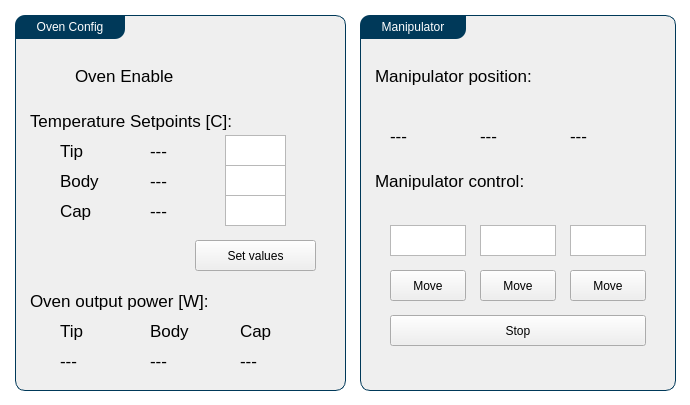
This is Utils/ursapqConsoleResources/sample.ui in pnjun/UrsaPQ-Manager as Qt 5 draws it before an edit. The edited form follows.
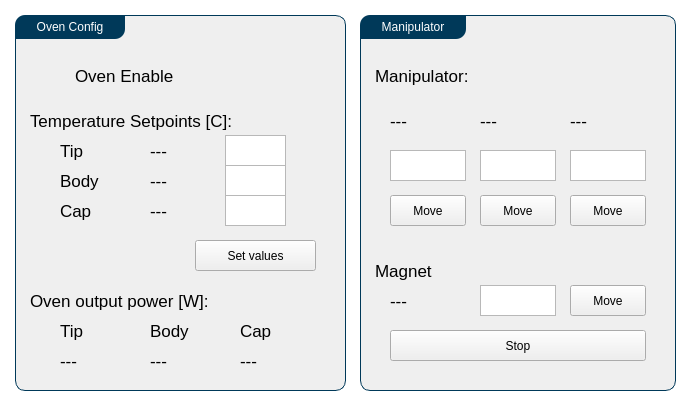
This is the edited form.

Commit message: cosmetic fixes to utils

What changed in the file:
```diff
--- a/Utils/ursapqConsoleResources/sample.ui
+++ b/Utils/ursapqConsoleResources/sample.ui
@@ -326,9 +326,9 @@
      <property name="geometry">
       <rect>
        <x>15</x>
-       <y>90</y>
+       <y>75</y>
        <width>286</width>
-       <height>61</height>
+       <height>46</height>
       </rect>
      </property>
      <widget class="QLabel" name="pos_x">
@@ -381,16 +381,16 @@
       </rect>
      </property>
      <property name="text">
-      <string>Manipulator position:</string>
+      <string>Manipulator:</string>
      </property>
     </widget>
     <widget class="QWidget" name="widget_2" native="true">
      <property name="geometry">
       <rect>
        <x>15</x>
-       <y>195</y>
+       <y>120</y>
        <width>286</width>
-       <height>166</height>
+       <height>106</height>
       </rect>
      </property>
      <widget class="QPlainTextEdit" name="pos_x_set">
@@ -436,19 +436,6 @@
        <string>Move</string>
       </property>
      </widget>
-     <widget class="QPushButton" name="stopButton">
-      <property name="geometry">
-       <rect>
-        <x>15</x>
-        <y>105</y>
-        <width>256</width>
-        <height>31</height>
-       </rect>
-      </property>
-      <property name="text">
-       <string>Stop</string>
-      </property>
-     </widget>
      <widget class="QPushButton" name="moveButtonY">
       <property name="geometry">
        <rect>
@@ -480,13 +467,62 @@
      <property name="geometry">
       <rect>
        <x>15</x>
-       <y>150</y>
-       <width>226</width>
+       <y>240</y>
+       <width>106</width>
        <height>31</height>
       </rect>
      </property>
      <property name="text">
-      <string>Manipulator control:</string>
+      <string>Magnet</string>
+     </property>
+    </widget>
+    <widget class="QPlainTextEdit" name="magnet_pos_set">
+     <property name="geometry">
+      <rect>
+       <x>120</x>
+       <y>270</y>
+       <width>76</width>
+       <height>31</height>
+      </rect>
+     </property>
+    </widget>
+    <widget class="QLabel" name="magnet_pos">
+     <property name="geometry">
+      <rect>
+       <x>30</x>
+       <y>270</y>
+       <width>76</width>
+       <height>31</height>
+      </rect>
+     </property>
+     <property name="text">
+      <string>---</string>
+     </property>
+    </widget>
+    <widget class="QPushButton" name="magnet_move">
+     <property name="geometry">
+      <rect>
+       <x>210</x>
+       <y>270</y>
+       <width>76</width>
+       <height>31</height>
+      </rect>
+     </property>
+     <property name="text">
+      <string>Move</string>
+     </property>
+    </widget>
+    <widget class="QPushButton" name="stopButton">
+     <property name="geometry">
+      <rect>
+       <x>30</x>
+       <y>315</y>
+       <width>256</width>
+       <height>31</height>
+      </rect>
+     </property>
+     <property name="text">
+      <string>Stop</string>
      </property>
     </widget>
    </widget>
```
Left out of the diff: 2 changed lines with no effect on the pictures. The commit also changes 1 other file.
